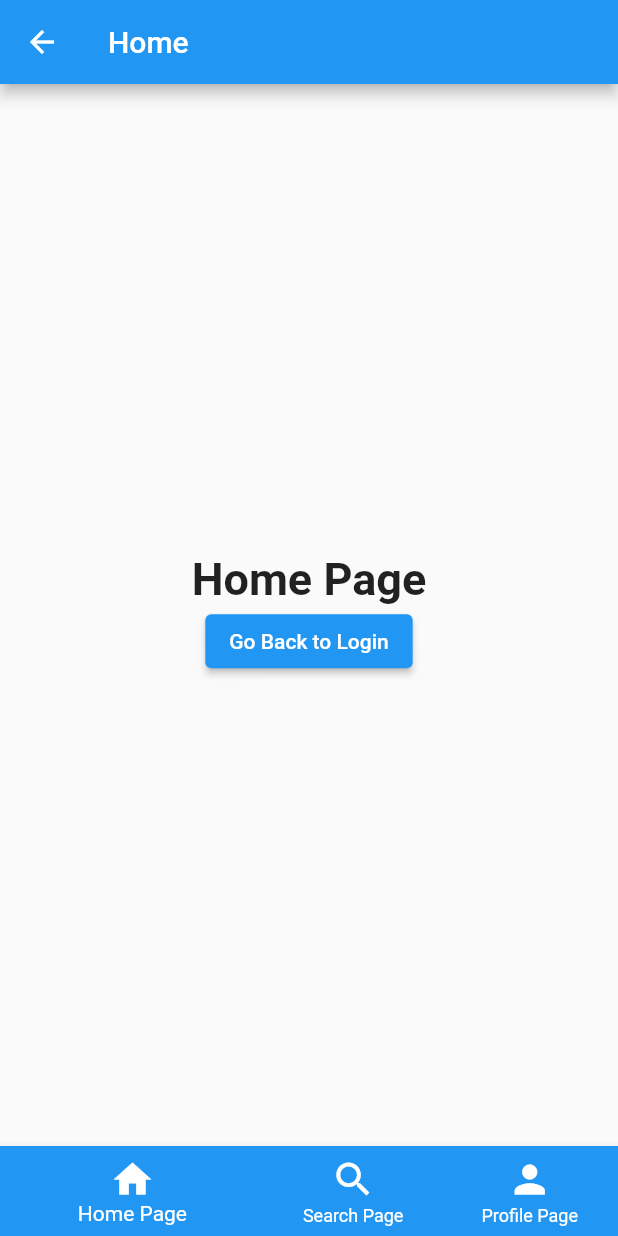
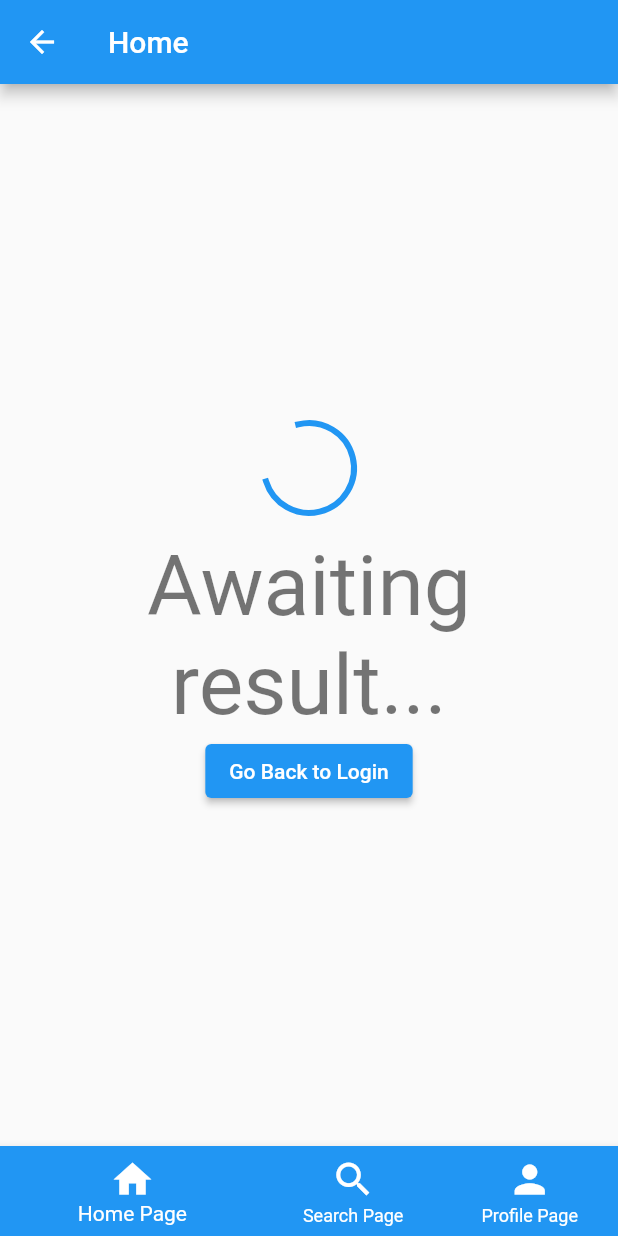
Before and after one commit to shuvo1997/FlutterLoginPage, a Flutter app: the HomePage screen opened by its route, on a phone screen of 412 x 824 dp. Run offline on Flutter 3.47's test engine with Material 2 defaults, Android fonts, the phone set to English and light mode, and no system bars.

Commit message:
Added future builder to my app

```diff
--- a/lib/appentry.dart
+++ b/lib/appentry.dart
@@ -1,4 +1,5 @@
 import 'package:flutter/material.dart';
+import 'package:loginui/future-builder.dart';
 
 class HomePage extends StatefulWidget {
   const HomePage({Key? key}) : super(key: key);
@@ -10,10 +11,7 @@ class HomePage extends StatefulWidget {
 class _HomePageState extends State<HomePage> {
   int _selectedIndex = 0;
   static const List<Widget> _widgetOptions = <Widget>[
-    Text(
-      'Home Page',
-      style: TextStyle(fontSize: 30, fontWeight: FontWeight.bold),
-    ),
+    MyFuruteBuildertest(),
     Text(
       'Search Page',
       style: TextStyle(fontSize: 30, fontWeight: FontWeight.bold),
--- /dev/null
+++ b/lib/future-builder.dart
@@ -0,0 +1,78 @@
+import 'package:flutter/material.dart';
+
+class MyFuruteBuildertest extends StatefulWidget {
+  const MyFuruteBuildertest({Key? key}) : super(key: key);
+
+  @override
+  State<MyFuruteBuildertest> createState() => _MyFuruteBuildertestState();
+}
+
+class _MyFuruteBuildertestState extends State<MyFuruteBuildertest> {
+  // final Future<String> _calculation =
+  //     Future<String>.delayed(const Duration(seconds: 5), () => 'Data Loaded');
+
+  Future<String> createOrderMessage() async {
+    var user = await _fetchTestUser();
+    return 'Your fetched user is $user';
+  }
+
+  Future<String> _fetchTestUser() => Future.delayed(
+        const Duration(seconds: 5),
+        () => 'User: 3241',
+      );
+
+  @override
+  Widget build(BuildContext context) {
+    return DefaultTextStyle(
+        style: Theme.of(context).textTheme.headline2!,
+        textAlign: TextAlign.center,
+        child: FutureBuilder<String>(
+            future: createOrderMessage(),
+            builder: (BuildContext context, AsyncSnapshot<String> snapshot) {
+              List<Widget> children;
+              if (snapshot.hasData) {
+                children = [
+                  const Icon(
+                    Icons.check_circle_outline,
+                    color: Colors.green,
+                    size: 60,
+                  ),
+                  Padding(
+                    padding: const EdgeInsets.only(top: 16),
+                    child: Text('Result: ${snapshot.data}'),
+                  )
+                ];
+              } else if (snapshot.hasError) {
+                children = [
+                  const Icon(
+                    Icons.error_outline,
+                    color: Colors.red,
+                    size: 60,
+                  ),
+                  Padding(
+                    padding: const EdgeInsets.only(top: 16),
+                    child: Text('Error: ${snapshot.error}'),
+                  )
+                ];
+              } else {
+                children = const [
+                  SizedBox(
+                    width: 60,
+                    height: 60,
+                    child: CircularProgressIndicator(),
+                  ),
+                  Padding(
+                    padding: EdgeInsets.only(top: 16),
+                    child: Text('Awaiting result...'),
+                  )
+                ];
+              }
+              return Center(
+                child: Column(
+                  mainAxisAlignment: MainAxisAlignment.center,
+                  children: children,
+                ),
+              );
+            }));
+  }
+}
```
Also changed, not shown: lib/cocktail-list.dart (deleted).
